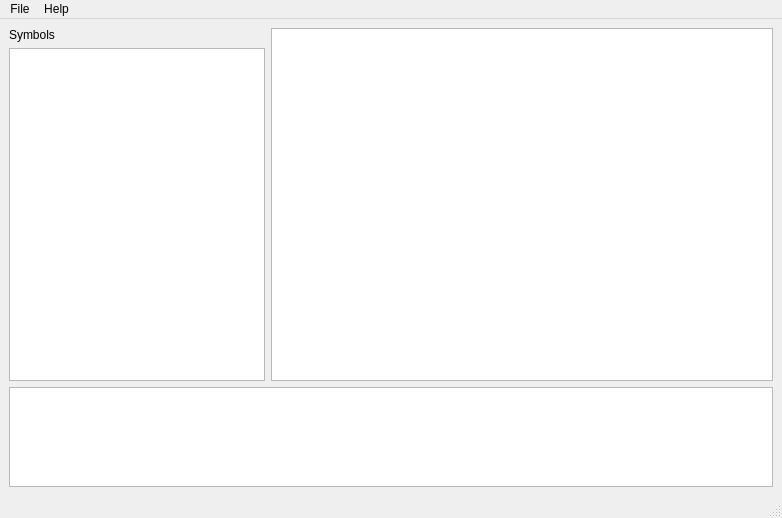
This is uvudec/GUI/uvudec.ui in JohnDMcMaster/uvudec as Qt 5 draws it before an edit. The edited form follows.
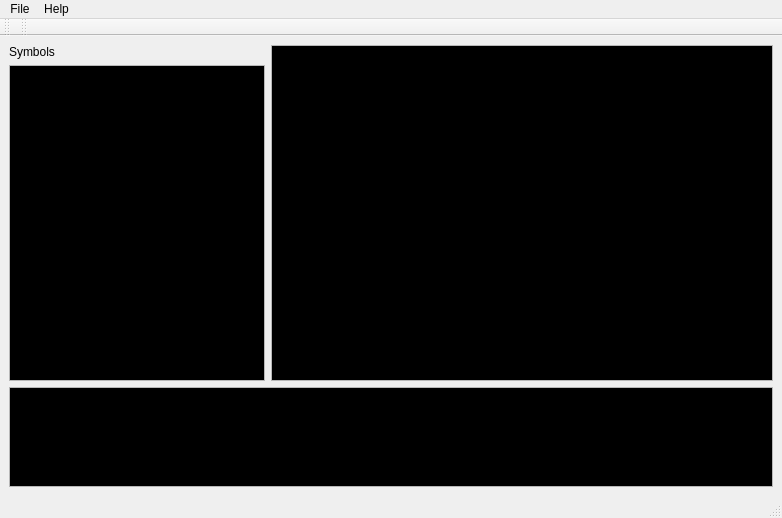
This is the edited form.

Commit message: Move to QTextBrowser in disassembly area and changed default pallete

```diff
--- a/uvudec/GUI/uvudec.ui
+++ b/uvudec/GUI/uvudec.ui
@@ -22,6 +22,70 @@
     <height>16777215</height>
    </size>
   </property>
+  <property name="palette">
+   <palette>
+    <active>
+     <colorrole role="Text">
+      <brush brushstyle="SolidPattern">
+       <color alpha="255">
+        <red>0</red>
+        <green>255</green>
+        <blue>0</blue>
+       </color>
+      </brush>
+     </colorrole>
+     <colorrole role="Base">
+      <brush brushstyle="SolidPattern">
+       <color alpha="255">
+        <red>0</red>
+        <green>0</green>
+        <blue>0</blue>
+       </color>
+      </brush>
+     </colorrole>
+    </active>
+    <inactive>
+     <colorrole role="Text">
+      <brush brushstyle="SolidPattern">
+       <color alpha="255">
+        <red>0</red>
+        <green>255</green>
+        <blue>0</blue>
+       </color>
+      </brush>
+     </colorrole>
+     <colorrole role="Base">
+      <brush brushstyle="SolidPattern">
+       <color alpha="255">
+        <red>0</red>
+        <green>0</green>
+        <blue>0</blue>
+       </color>
+      </brush>
+     </colorrole>
+    </inactive>
+    <disabled>
+     <colorrole role="Text">
+      <brush brushstyle="SolidPattern">
+       <color alpha="255">
+        <red>118</red>
+        <green>118</green>
+        <blue>117</blue>
+       </color>
+      </brush>
+     </colorrole>
+     <colorrole role="Base">
+      <brush brushstyle="SolidPattern">
+       <color alpha="255">
+        <red>255</red>
+        <green>255</green>
+        <blue>255</blue>
+       </color>
+      </brush>
+     </colorrole>
+    </disabled>
+   </palette>
+  </property>
   <property name="windowTitle">
    <string>MainWindow</string>
   </property>
@@ -69,27 +133,12 @@
        </layout>
       </item>
       <item>
-       <widget class="QPlainTextEdit" name="disassemblyArea">
-        <property name="sizePolicy">
-         <sizepolicy hsizetype="Expanding" vsizetype="Expanding">
-          <horstretch>0</horstretch>
-          <verstretch>0</verstretch>
-         </sizepolicy>
-        </property>
-        <property name="maximumSize">
-         <size>
-          <width>16777215</width>
-          <height>16777215</height>
-         </size>
-        </property>
+       <widget class="QTextBrowser" name="disassemblyArea">
         <property name="font">
          <font>
-          <family>Courier</family>
+          <family>Courier [unknown]</family>
          </font>
         </property>
-        <property name="readOnly">
-         <bool>true</bool>
-        </property>
        </widget>
       </item>
      </layout>
@@ -148,6 +197,28 @@
    <addaction name="menuHelp"/>
   </widget>
   <widget class="QStatusBar" name="statusBar"/>
+  <widget class="QToolBar" name="toolBar">
+   <property name="windowTitle">
+    <string>toolBar</string>
+   </property>
+   <attribute name="toolBarArea">
+    <enum>TopToolBarArea</enum>
+   </attribute>
+   <attribute name="toolBarBreak">
+    <bool>false</bool>
+   </attribute>
+  </widget>
+  <widget class="QToolBar" name="toolBar_2">
+   <property name="windowTitle">
+    <string>toolBar_2</string>
+   </property>
+   <attribute name="toolBarArea">
+    <enum>TopToolBarArea</enum>
+   </attribute>
+   <attribute name="toolBarBreak">
+    <bool>false</bool>
+   </attribute>
+  </widget>
   <action name="actionNew">
    <property name="text">
     <string>New</string>
```
Left out of the diff: 2 changed lines with no effect on the pictures. The commit also changes 1 other file.
